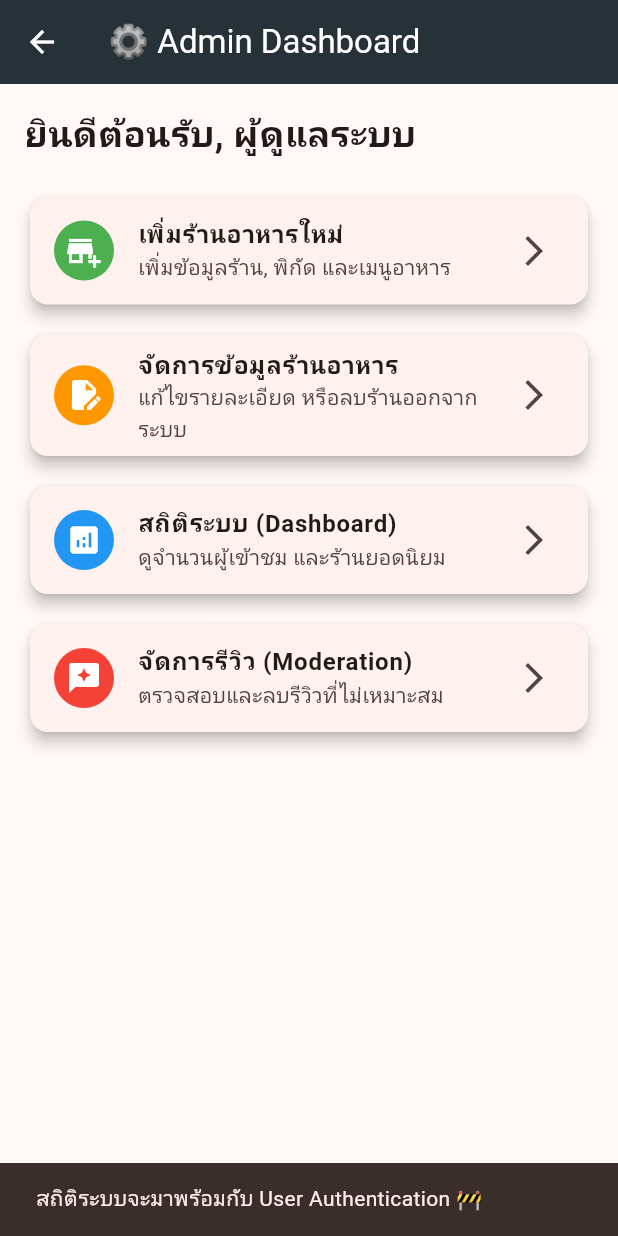
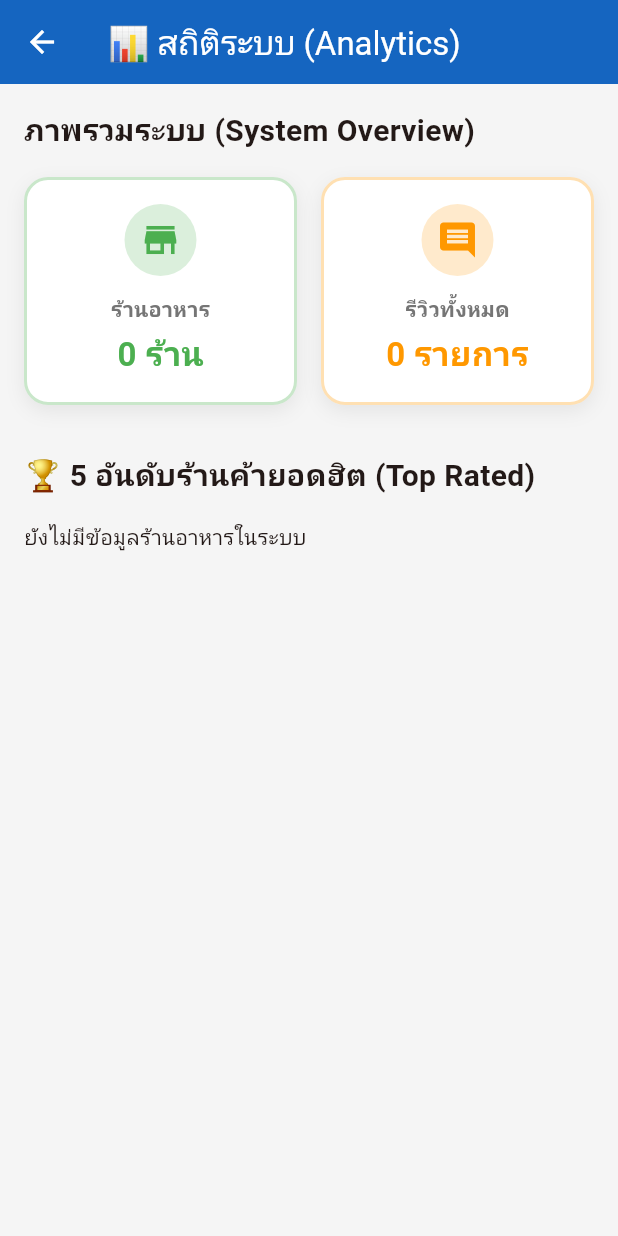
Before and after one commit to phutawanku-cmd/Application, a Flutter app: the AdminDashboardScreen screen opened directly, after a tap on "สถิติระบบ (Dashboard)", on a phone screen of 412 x 824 dp. Run offline on Flutter 3.47's test engine with Material 3 defaults, Android fonts, the phone set to English and light mode, and no system bars; our stand-ins replace cloud_firestore, firebase_auth, firebase_core, firebase_storage; accounts and stored records are empty.

Commit message:
Update admin dashboard and add analytics screen; enhance restaurant addition with image URL and improve database service

```diff
--- /dev/null
+++ b/smart_restaurant/lib/screens/admin_analytics_screen.dart
@@ -0,0 +1,143 @@
+import 'package:flutter/material.dart';
+import 'package:cloud_firestore/cloud_firestore.dart';
+import '../services/database_service.dart';
+import '../models/restaurant.dart';
+
+class AdminAnalyticsScreen extends StatelessWidget {
+  const AdminAnalyticsScreen({super.key});
+
+  @override
+  Widget build(BuildContext context) {
+    final DatabaseService dbService = DatabaseService();
+
+    return Scaffold(
+      appBar: AppBar(
+        title: const Text('📊 สถิติระบบ (Analytics)'),
+        backgroundColor: Colors.blue[800], // ใช้สีน้ำเงินสื่อถึงความน่าเชื่อถือและข้อมูล
+        foregroundColor: Colors.white,
+      ),
+      backgroundColor: Colors.grey[100],
+      body: SingleChildScrollView(
+        padding: const EdgeInsets.all(16.0),
+        child: Column(
+          crossAxisAlignment: CrossAxisAlignment.start,
+          children: [
+            const Text('ภาพรวมระบบ (System Overview)', style: TextStyle(fontSize: 20, fontWeight: FontWeight.bold)),
+            const SizedBox(height: 16),
+
+            // 📈 ส่วนที่ 1: การ์ดสรุปตัวเลข (ดึงข้อมูลแบบ Real-time ด้วย StreamBuilder)
+            Row(
+              children: [
+                Expanded(
+                  child: StreamBuilder<List<Restaurant>>(
+                    stream: dbService.getRestaurants(),
+                    builder: (context, snapshot) {
+                      int totalRes = snapshot.hasData ? snapshot.data!.length : 0;
+                      return _buildStatCard('ร้านอาหาร', '$totalRes ร้าน', Icons.store, Colors.green);
+                    }
+                  ),
+                ),
+                const SizedBox(width: 16),
+                Expanded(
+                  child: StreamBuilder<QuerySnapshot>(
+                    stream: dbService.getAllReviewsForAdmin(),
+                    builder: (context, snapshot) {
+                      int totalRev = snapshot.hasData ? snapshot.data!.docs.length : 0;
+                      return _buildStatCard('รีวิวทั้งหมด', '$totalRev รายการ', Icons.comment, Colors.orange);
+                    }
+                  ),
+                ),
+              ],
+            ),
+
+            const SizedBox(height: 32),
+            const Text('🏆 5 อันดับร้านค้ายอดฮิต (Top Rated)', style: TextStyle(fontSize: 20, fontWeight: FontWeight.bold)),
+            const SizedBox(height: 16),
+
+            // 🥇 ส่วนที่ 2: จัดอันดับร้านอาหาร (Sorting Algorithm)
+            StreamBuilder<List<Restaurant>>(
+              stream: dbService.getRestaurants(),
+              builder: (context, snapshot) {
+                if (snapshot.connectionState == ConnectionState.waiting) return const Center(child: CircularProgressIndicator());
+                if (!snapshot.hasData || snapshot.data!.isEmpty) return const Text('ยังไม่มีข้อมูลร้านอาหารในระบบ');
+
+                List<Restaurant> restaurants = snapshot.data!;
+
+                // ⚙️ อัลกอริทึมจัดเรียง: เรียงตามคะแนนดาวจาก "มากไปน้อย"
+                restaurants.sort((a, b) => b.rating.compareTo(a.rating));
+
+                // ✂️ ตัดเอามาแสดงแค่ 5 อันดับแรก (Top 5)
+                List<Restaurant> top5 = restaurants.take(5).toList();
+
+                return ListView.builder(
+                  shrinkWrap: true,
+                  physics: const NeverScrollableScrollPhysics(),
+                  itemCount: top5.length,
+                  itemBuilder: (context, index) {
+                    var res = top5[index];
+                    return Card(
+                      elevation: 2,
+                      margin: const EdgeInsets.only(bottom: 12),
+                      shape: RoundedRectangleBorder(borderRadius: BorderRadius.circular(12)),
+                      child: ListTile(
+                        leading: CircleAvatar(
+                          backgroundColor: _getRankColor(index),
+                          radius: 20,
+                          child: Text('#${index + 1}', style: const TextStyle(fontWeight: FontWeight.bold, color: Colors.white, fontSize: 16)),
+                        ),
+                        title: Text(res.name, style: const TextStyle(fontWeight: FontWeight.bold, fontSize: 16)),
+                        subtitle: Text('หมวดหมู่: ${res.category}'),
+                        trailing: Container(
+                          padding: const EdgeInsets.symmetric(horizontal: 10, vertical: 6),
+                          decoration: BoxDecoration(color: Colors.amber[100], borderRadius: BorderRadius.circular(20)),
+                          child: Row(
+                            mainAxisSize: MainAxisSize.min,
+                            children: [
+                              Text(res.rating.toStringAsFixed(1), style: const TextStyle(fontSize: 16, fontWeight: FontWeight.bold, color: Colors.orange)),
+                              const SizedBox(width: 4),
+                              const Icon(Icons.star, color: Colors.orange, size: 18),
+                            ],
+                          ),
+                        ),
+                      ),
+                    );
+                  }
+                );
+              }
+            ),
+          ],
+        ),
+      ),
+    );
+  }
+
+  // 🎨 ฟังก์ชันช่วยสร้างการ์ดตัวเลขให้สวยงาม (Reusable Widget)
+  Widget _buildStatCard(String title, String value, IconData icon, Color color) {
+    return Container(
+      padding: const EdgeInsets.all(16),
+      decoration: BoxDecoration(
+        color: Colors.white,
+        borderRadius: BorderRadius.circular(16),
+        boxShadow: [BoxShadow(color: Colors.grey.withOpacity(0.2), blurRadius: 10, offset: const Offset(0, 4))],
+        border: Border.all(color: color.withOpacity(0.3), width: 2),
+      ),
+      child: Column(
+        children: [
+          CircleAvatar(backgroundColor: color.withOpacity(0.2), radius: 24, child: Icon(icon, size: 28, color: color)),
+          const SizedBox(height: 12),
+          Text(title, style: TextStyle(fontSize: 14, color: Colors.grey[600], fontWeight: FontWeight.bold)),
+          const SizedBox(height: 4),
+          Text(value, style: TextStyle(fontSize: 22, fontWeight: FontWeight.bold, color: color)),
+        ],
+      ),
+    );
+  }
+
+  // 🎨 ฟังก์ชันเปลี่ยนสีเหรียญรางวัล (ทอง, เงิน, ทองแดง)
+  Color _getRankColor(int index) {
+    if (index == 0) return Colors.amber; // ที่ 1 สีทอง
+    if (index == 1) return Colors.blueGrey[300]!; // ที่ 2 สีเงิน
+    if (index == 2) return Colors.brown[400]!; // ที่ 3 สีทองแดง
+    return Colors.blueGrey[800]!; // ที่เหลือสีเข้มปกติ
+  }
+}
--- a/smart_restaurant/lib/screens/admin_dashboard_screen.dart
+++ b/smart_restaurant/lib/screens/admin_dashboard_screen.dart
@@ -1,6 +1,8 @@
 import 'package:flutter/material.dart';
 import 'update_and_delete_screen.dart';
 import 'admin_review_moderation_screen.dart'; // 🚩 นำเข้าหน้าจอจัดการรีวิวสำหรับแอดมิน
+import 'admin_analytics_screen.dart';
+import 'add_restaurant_screen.dart'; // 🚩 นำเข้าหน้าเพิ่มร้านอาหาร
 
 
 class AdminDashboardScreen extends StatelessWidget {
@@ -36,7 +38,7 @@ class AdminDashboardScreen extends StatelessWidget {
                 onTap: () {
                   Navigator.push(
                     context,
-                    MaterialPageRoute(builder: (context) => const UpdateAndDeleteScreen()), // 👈 เปลี่ยนตรงนี้
+                    MaterialPageRoute(builder: (context) => const AddRestaurantScreen()), // 👈 เปลี่ยนตรงนี้
                   );
                 },
               ),
@@ -74,8 +76,10 @@ class AdminDashboardScreen extends StatelessWidget {
                 subtitle: const Text('ดูจำนวนผู้เข้าชม และร้านยอดนิยม'),
                 trailing: const Icon(Icons.arrow_forward_ios),
                 onTap: () {
-                  ScaffoldMessenger.of(context).showSnackBar(
-                    const SnackBar(content: Text('สถิติระบบจะมาพร้อมกับ User Authentication 🚧')),
+                  // 🚀 เด้งไปหน้า Analytics!
+                  Navigator.push(
+                    context,
+                    MaterialPageRoute(builder: (context) => const AdminAnalyticsScreen()),
                   );
                 },
               ),
```
Also changed, not shown: smart_restaurant/lib/screens/add_restaurant_screen.dart (+145 -57 lines), smart_restaurant/lib/services/database_service.dart (+53 -10 lines), 1 other file.
